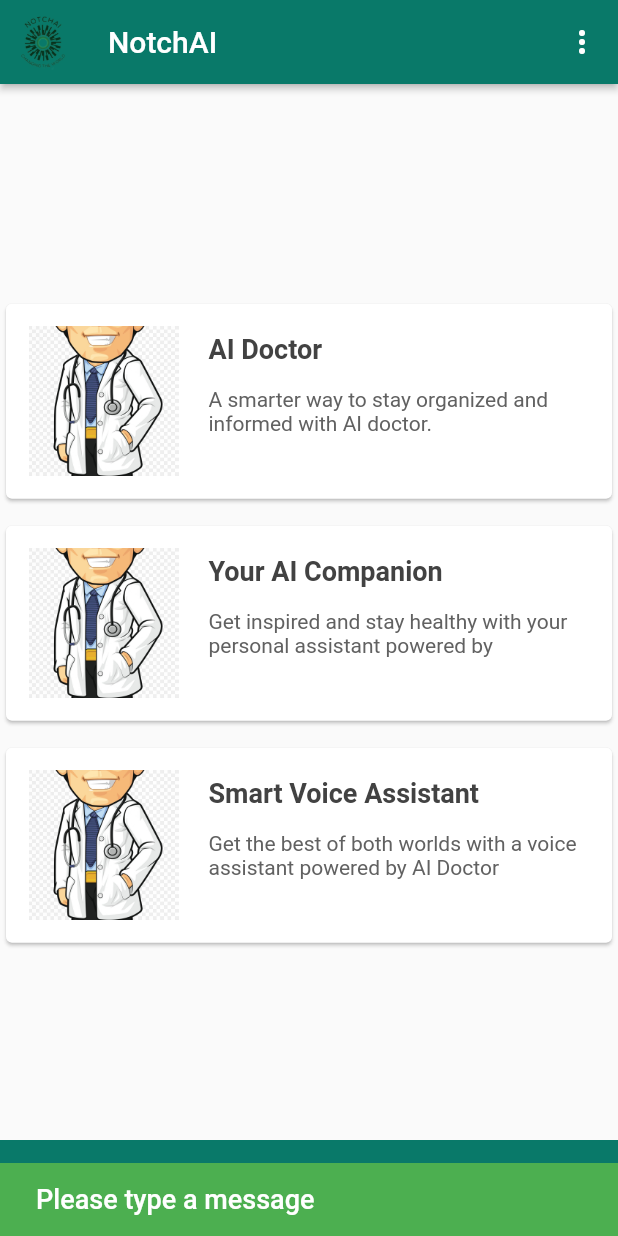
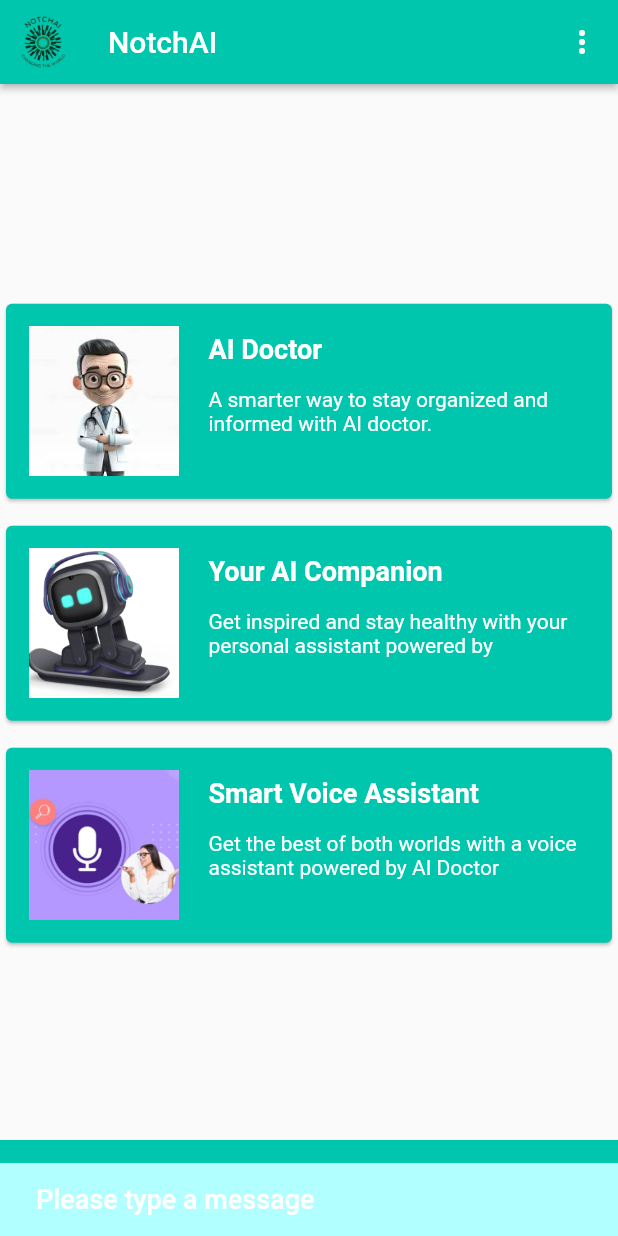
Before and after one commit to Muhammadurasheed/notchAI-complete, a Flutter app: the AiChatScreen screen opened directly, after a tap on the "send" icon, on a phone screen of 412 x 824 dp. Run offline on Flutter 3.47's test engine with Material 2 defaults, Android fonts, the phone set to English and light mode, and no system bars; our stand-ins replace animated_text_kit, flutter_dotenv, flutter_spinkit, flutter_svg, gap, google_fonts and 1 more; missing offline and left inert: mongo_dart; network calls fail.

Commit message:
AI doctor refined

```diff
--- a/lib/constants/constants.dart
+++ b/lib/constants/constants.dart
@@ -1,5 +1,5 @@
 import 'package:flutter/material.dart';
 
-Color scaffoldBackgroundColor = const Color(0xFF097969);
+Color scaffoldBackgroundColor = const Color(0xFF00C6AD);
 
-Color cardColor = const Color(0xFF097969);
+Color cardColor = const Color(0xFF00C6AD);
--- a/lib/screens/ai_chat_screen.dart
+++ b/lib/screens/ai_chat_screen.dart
@@ -52,7 +52,7 @@ class _AiChatScreenState extends State<AiChatScreen> {
           AssetsManager.notchaiLogo,
           fit: BoxFit.contain,
         ),
-        backgroundColor: const Color(0xFF097969),
+        backgroundColor: const Color(0xFF00C6AD),
         title: const Text("NotchAI"),
         actions: [
           IconButton(
@@ -64,9 +64,6 @@ class _AiChatScreenState extends State<AiChatScreen> {
         ],
       ),
       body: SafeArea(
-        child: Column(
-          children: [
-            Flexible(
         child: Column(
           children: [
             Expanded(
@@ -94,6 +91,7 @@ class _AiChatScreenState extends State<AiChatScreen> {
               Column(
                 children: [
                   Card(
+                    color: const Color(0xFF00C6AD),
                     shape: RoundedRectangleBorder(
                       borderRadius: BorderRadius.circular(4),
                     ),
@@ -115,25 +113,24 @@ class _AiChatScreenState extends State<AiChatScreen> {
                               Container(width: 20),
                               Expanded(
                                 child: Column(
-                                        crossAxisAlignment:
-                                            CrossAxisAlignment.start,
+                                  crossAxisAlignment: CrossAxisAlignment.start,
                                   children: <Widget>[
                                     Container(height: 5),
-                                          Text(
+                                    const Text(
                                       "AI Doctor",
                                       style: TextStyle(
                                         fontSize: 18,
                                         fontWeight: FontWeight.bold,
-                                              color: Colors.grey[800],
+                                        color: Colors.white,
                                       ),
                                     ),
                                     Container(height: 5),
                                     Container(height: 10),
-                                          Text(
+                                    const Text(
                                       "A smarter way to stay organized and informed with AI doctor.",
                                       maxLines: 2,
                                       style: TextStyle(
-                                              color: Colors.grey[700],
+                                        color: Colors.white,
                                       ),
                                     ),
                                   ],
@@ -147,6 +144,7 @@ class _AiChatScreenState extends State<AiChatScreen> {
                   ),
                   const SizedBox(height: 10),
                   Card(
+                    color: const Color(0xFF00C6AD),
                     shape: RoundedRectangleBorder(
                       borderRadius: BorderRadius.circular(4),
                     ),
@@ -160,7 +158,7 @@ class _AiChatScreenState extends State<AiChatScreen> {
                             crossAxisAlignment: CrossAxisAlignment.start,
                             children: <Widget>[
                               Image.asset(
-                                      AssetsManager.userImage,
+                                AssetsManager.companion,
                                 height: 100,
                                 width: 100,
                                 fit: BoxFit.cover,
@@ -168,25 +166,24 @@ class _AiChatScreenState extends State<AiChatScreen> {
                               Container(width: 20),
                               Expanded(
                                 child: Column(
-                                        crossAxisAlignment:
-                                            CrossAxisAlignment.start,
+                                  crossAxisAlignment: CrossAxisAlignment.start,
                                   children: <Widget>[
                                     Container(height: 5),
-                                          Text(
+                                    const Text(
                                       "Your AI Companion",
                                       style: TextStyle(
                                         fontSize: 18,
                                         fontWeight: FontWeight.bold,
-                                              color: Colors.grey[800],
+                                        color: Colors.white,
                                       ),
                                     ),
                                     Container(height: 5),
                                     Container(height: 10),
-                                          Text(
+                                    const Text(
                                       "Get inspired and stay healthy with your personal assistant powered by generative AI.",
                                       maxLines: 2,
                                       style: TextStyle(
-                                              color: Colors.grey[700],
+                                        color: Colors.white,
                                       ),
                                     ),
                                   ],
@@ -200,6 +197,7 @@ class _AiChatScreenState extends State<AiChatScreen> {
                   ),
                   const SizedBox(height: 10),
                   Card(
+                    color: const Color(0xFF00C6AD),
                     shape: RoundedRectangleBorder(
                       borderRadius: BorderRadius.circular(4),
                     ),
@@ -213,7 +211,7 @@ class _AiChatScreenState extends State<AiChatScreen> {
                             crossAxisAlignment: CrossAxisAlignment.start,
                             children: <Widget>[
                               Image.asset(
-                                      AssetsManager.userImage,
+                                AssetsManager.voice,
                                 height: 100,
                                 width: 100,
                                 fit: BoxFit.cover,
@@ -221,25 +219,24 @@ class _AiChatScreenState extends State<AiChatScreen> {
                               Container(width: 20),
                               Expanded(
                                 child: Column(
-                                        crossAxisAlignment:
-                                            CrossAxisAlignment.start,
+                                  crossAxisAlignment: CrossAxisAlignment.start,
                                   children: <Widget>[
                                     Container(height: 5),
-                                          Text(
+                                    const Text(
                                       "Smart Voice Assistant",
                                       style: TextStyle(
                                         fontSize: 18,
                                         fontWeight: FontWeight.bold,
-                                              color: Colors.grey[800],
+                                        color: Colors.white,
                                       ),
                                     ),
                                     Container(height: 5),
                                     Container(height: 10),
-                                          Text(
+                                    const Text(
                                       "Get the best of both worlds with a voice assistant powered by AI Doctor",
                                       maxLines: 2,
                                       style: TextStyle(
-                                              color: Colors.grey[700],
+                                        color: Colors.white,
                                       ),
                                     ),
                                   ],
@@ -255,9 +252,7 @@ class _AiChatScreenState extends State<AiChatScreen> {
               ),
               const Spacer(),
             ],
-                ],
-              ),
-            ),
+            // Input Field outside of ListView
             Material(
               color: cardColor,
               child: Padding(
@@ -276,7 +271,8 @@ class _AiChatScreenState extends State<AiChatScreen> {
                         },
                         decoration: const InputDecoration.collapsed(
                           hintText: "How may I help?",
-                            hintStyle: TextStyle(color: Colors.white70)),
+                          hintStyle: TextStyle(color: Colors.white70),
+                        ),
                       ),
                     ),
                     IconButton(
@@ -321,7 +317,7 @@ class _AiChatScreenState extends State<AiChatScreen> {
           content: TextWidget(
             label: "You can't send multiple messages at a time",
           ),
-          backgroundColor: Colors.green,
+          backgroundColor: Color(0xFFB2FFFF),
         ),
       );
       return;
@@ -332,7 +328,7 @@ class _AiChatScreenState extends State<AiChatScreen> {
           content: TextWidget(
             label: "Please type a message",
           ),
-          backgroundColor: Colors.green,
+          backgroundColor: Color(0xFFB2FFFF),
         ),
       );
       return;
@@ -354,6 +350,7 @@ class _AiChatScreenState extends State<AiChatScreen> {
           msg: msg, chosenModelId: modelsProvider.getCurrentModel);
       setState(() {});
     } catch (error) {
+      // ignore: use_build_context_synchronously
       ScaffoldMessenger.of(context).showSnackBar(SnackBar(
         content: TextWidget(
           label: error.toString(),
--- a/lib/services/assets_manager.dart
+++ b/lib/services/assets_manager.dart
@@ -1,6 +1,8 @@
 class AssetsManager {
   static String imagePath = "assets/images";
-  static String userImage = "$imagePath/ai-doctor1.jpg";
+  static String userImage = "$imagePath/aidoctor.jpeg";
+  static String companion = "$imagePath/aicompanion.PNG";
+  static String voice = "$imagePath/voice.PNG";
   static String notchaiLogo = "$imagePath/notchai_logo.png";
 
 }
```
Also changed, not shown: assets/images/aicompanion.PNG (added), assets/images/aidoctor.jpeg (added), assets/images/voice.PNG (added). Lines whose indentation alone changed are shown as unchanged.
